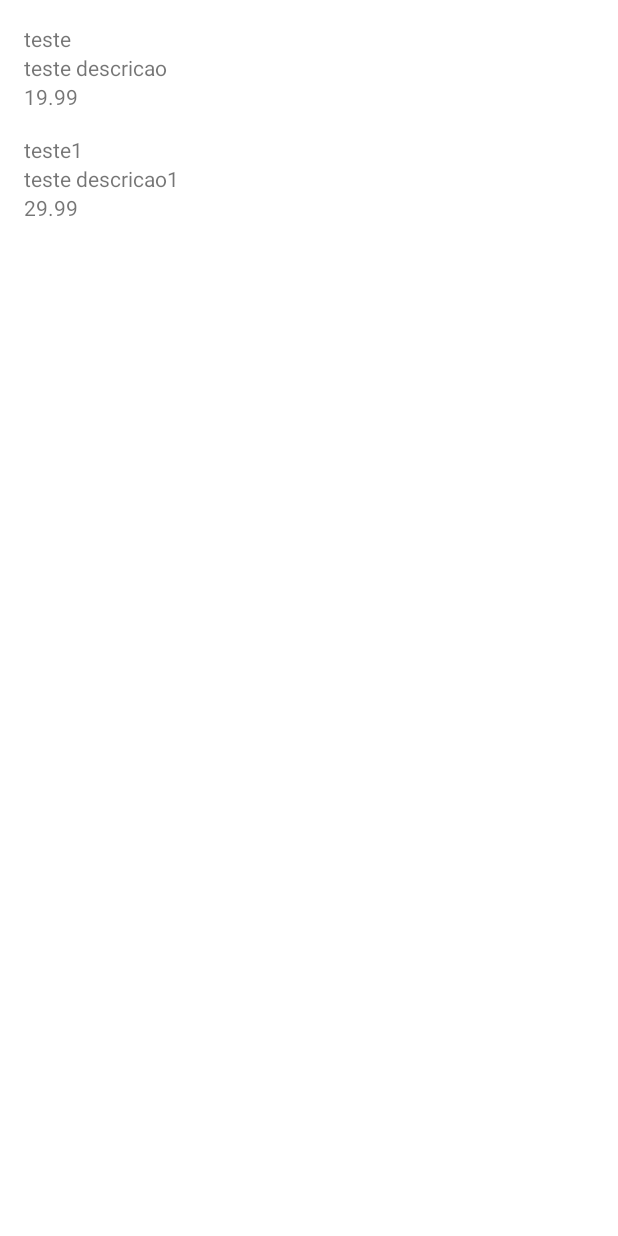
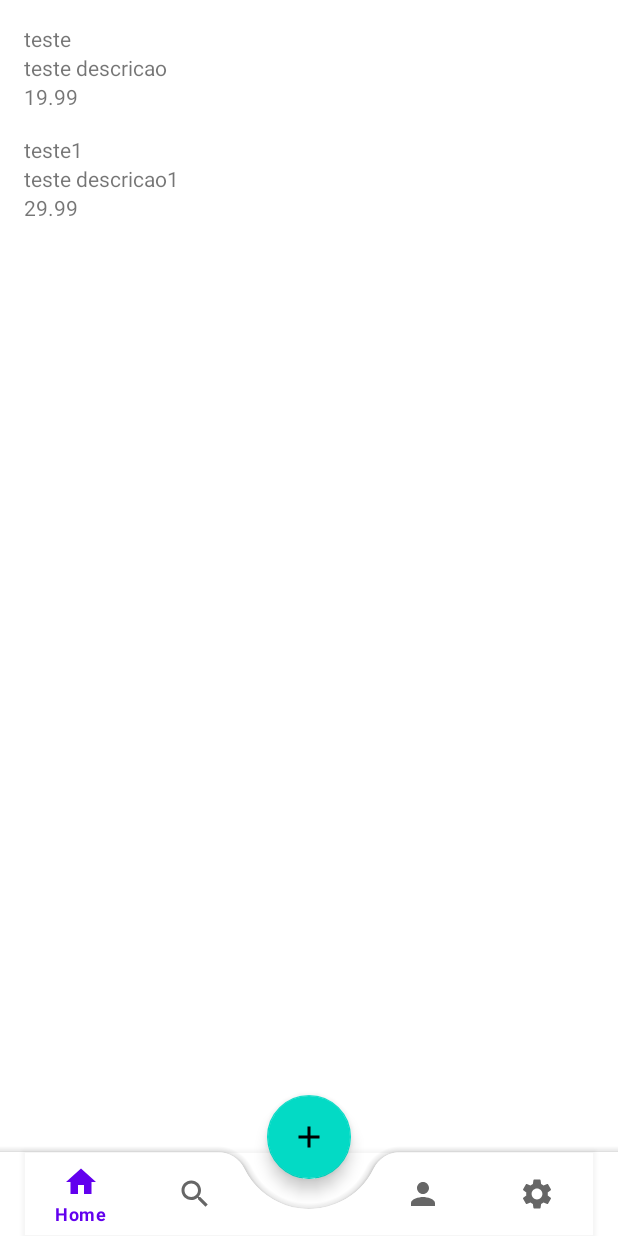
Before and after one commit to Sparfat/MyFirstApp, an Android app: the MainActivity screen opened directly, with no data from a screen before it, on a phone screen of 412 x 824 dp. Run offline under Robolectric (Android 15) with nearby library versions, the phone set to English and light mode, and no system bars.

Commit message:
Menu inferior, foi tirada a sombra e arrumado o espaçamento.

```diff
--- a/app/build.gradle.kts
+++ b/app/build.gradle.kts
@@ -41,4 +41,9 @@ dependencies {
     testImplementation("junit:junit:4.13.2")
     androidTestImplementation("androidx.test.ext:junit:1.1.5")
     androidTestImplementation("androidx.test.espresso:espresso-core:3.5.1")
+
+    //Material Design
+    implementation("androidx.compose.material:material:1.6.5")
+    implementation("androidx.compose.material3:material3-window-size-class:1.2.1")
+    implementation("androidx.compose.material3:material3-adaptive-navigation-suite:1.0.0-alpha05")
 }
--- /dev/null
+++ b/app/src/main/res/drawable/ic_add.xml
@@ -0,0 +1,5 @@
+<vector android:height="24dp" android:tint="#000000"
+    android:viewportHeight="24" android:viewportWidth="24"
+    android:width="24dp" xmlns:android="http://schemas.android.com/apk/res/android">
+    <path android:fillColor="@android:color/white" android:pathData="M19,13h-6v6h-2v-6H5v-2h6V5h2v6h6v2z"/>
+</vector>
--- /dev/null
+++ b/app/src/main/res/drawable/ic_home.xml
@@ -0,0 +1,5 @@
+<vector android:height="24dp" android:tint="#000000"
+    android:viewportHeight="24" android:viewportWidth="24"
+    android:width="24dp" xmlns:android="http://schemas.android.com/apk/res/android">
+    <path android:fillColor="@android:color/white" android:pathData="M10,20v-6h4v6h5v-8h3L12,3 2,12h3v8z"/>
+</vector>
--- /dev/null
+++ b/app/src/main/res/drawable/ic_person.xml
@@ -0,0 +1,5 @@
+<vector android:height="24dp" android:tint="#000000"
+    android:viewportHeight="24" android:viewportWidth="24"
+    android:width="24dp" xmlns:android="http://schemas.android.com/apk/res/android">
+    <path android:fillColor="@android:color/white" android:pathData="M12,12c2.21,0 4,-1.79 4,-4s-1.79,-4 -4,-4 -4,1.79 -4,4 1.79,4 4,4zM12,14c-2.67,0 -8,1.34 -8,4v2h16v-2c0,-2.66 -5.33,-4 -8,-4z"/>
+</vector>
--- /dev/null
+++ b/app/src/main/res/drawable/ic_search.xml
@@ -0,0 +1,5 @@
+<vector android:height="24dp" android:tint="#000000"
+    android:viewportHeight="24" android:viewportWidth="24"
+    android:width="24dp" xmlns:android="http://schemas.android.com/apk/res/android">
+    <path android:fillColor="@android:color/white" android:pathData="M15.5,14h-0.79l-0.28,-0.27C15.41,12.59 16,11.11 16,9.5 16,5.91 13.09,3 9.5,3S3,5.91 3,9.5 5.91,16 9.5,16c1.61,0 3.09,-0.59 4.23,-1.57l0.27,0.28v0.79l5,4.99L20.49,19l-4.99,-5zM9.5,14C7.01,14 5,11.99 5,9.5S7.01,5 9.5,5 14,7.01 14,9.5 11.99,14 9.5,14z"/>
+</vector>
--- /dev/null
+++ b/app/src/main/res/drawable/ic_settings.xml
@@ -0,0 +1,5 @@
+<vector android:height="24dp" android:tint="#000000"
+    android:viewportHeight="24" android:viewportWidth="24"
+    android:width="24dp" xmlns:android="http://schemas.android.com/apk/res/android">
+    <path android:fillColor="@android:color/white" android:pathData="M19.14,12.94c0.04,-0.3 0.06,-0.61 0.06,-0.94c0,-0.32 -0.02,-0.64 -0.07,-0.94l2.03,-1.58c0.18,-0.14 0.23,-0.41 0.12,-0.61l-1.92,-3.32c-0.12,-0.22 -0.37,-0.29 -0.59,-0.22l-2.39,0.96c-0.5,-0.38 -1.03,-0.7 -1.62,-0.94L14.4,2.81c-0.04,-0.24 -0.24,-0.41 -0.48,-0.41h-3.84c-0.24,0 -0.43,0.17 -0.47,0.41L9.25,5.35C8.66,5.59 8.12,5.92 7.63,6.29L5.24,5.33c-0.22,-0.08 -0.47,0 -0.59,0.22L2.74,8.87C2.62,9.08 2.66,9.34 2.86,9.48l2.03,1.58C4.84,11.36 4.8,11.69 4.8,12s0.02,0.64 0.07,0.94l-2.03,1.58c-0.18,0.14 -0.23,0.41 -0.12,0.61l1.92,3.32c0.12,0.22 0.37,0.29 0.59,0.22l2.39,-0.96c0.5,0.38 1.03,0.7 1.62,0.94l0.36,2.54c0.05,0.24 0.24,0.41 0.48,0.41h3.84c0.24,0 0.44,-0.17 0.47,-0.41l0.36,-2.54c0.59,-0.24 1.13,-0.56 1.62,-0.94l2.39,0.96c0.22,0.08 0.47,0 0.59,-0.22l1.92,-3.32c0.12,-0.22 0.07,-0.47 -0.12,-0.61L19.14,12.94zM12,15.6c-1.98,0 -3.6,-1.62 -3.6,-3.6s1.62,-3.6 3.6,-3.6s3.6,1.62 3.6,3.6S13.98,15.6 12,15.6z"/>
+</vector>
--- a/app/src/main/res/layout/activity_formulario_produto.xml
+++ b/app/src/main/res/layout/activity_formulario_produto.xml
@@ -7,6 +7,6 @@
     android:layout_height="match_parent"
     tools:context=".ui.activity.FormularioProdutoActivity">
 
-    <include layout="@layout/menu_inferior" />
+
 
 </androidx.constraintlayout.widget.ConstraintLayout>
--- a/app/src/main/res/layout/activity_main.xml
+++ b/app/src/main/res/layout/activity_main.xml
@@ -18,4 +18,6 @@
         tools:listitem="@layout/produto_item"
         app:layoutManager="androidx.recyclerview.widget.LinearLayoutManager"/>
 
+    <include layout="@layout/bottom_menu" />
+
 </androidx.constraintlayout.widget.ConstraintLayout>
--- /dev/null
+++ b/app/src/main/res/layout/bottom_menu.xml
@@ -0,0 +1,42 @@
+<?xml version="1.0" encoding="utf-8"?>
+<androidx.coordinatorlayout.widget.CoordinatorLayout
+    xmlns:android="http://schemas.android.com/apk/res/android"
+    xmlns:app="http://schemas.android.com/apk/res-auto"
+    android:layout_width="match_parent"
+    android:layout_height="match_parent">
+
+    <com.google.android.material.bottomappbar.BottomAppBar
+        android:id="@+id/bottomAppBar"
+        android:layout_width="match_parent"
+        android:layout_height="wrap_content"
+        android:layout_gravity="bottom"
+        app:fabCradleMargin="20dp"
+        app:fabCradleVerticalOffset="10dp"
+        app:fabCradleRoundedCornerRadius="20dp"
+        >
+
+        <com.google.android.material.bottomnavigation.BottomNavigationView
+            android:id="@+id/bottomNavigationView"
+            android:layout_width="match_parent"
+            android:layout_height="match_parent"
+            app:menu="@menu/bottom_nav_menu"
+            android:background="@android:color/transparent"
+            android:layout_marginEnd="16dp"
+            android:outlineSpotShadowColor="@android:color/transparent"
+            />
+
+    </com.google.android.material.bottomappbar.BottomAppBar>
+
+
+
+
+    <com.google.android.material.floatingactionbutton.FloatingActionButton
+        android:id="@+id/fab"
+        android:layout_width="wrap_content"
+        android:layout_height="wrap_content"
+        android:src="@drawable/ic_add"
+        app:layout_anchor="@id/bottomAppBar" />
+
+
+
+</androidx.coordinatorlayout.widget.CoordinatorLayout>
--- /dev/null
+++ b/app/src/main/res/menu/bottom_nav_menu.xml
@@ -0,0 +1,28 @@
+<?xml version="1.0" encoding="utf-8"?>
+<menu xmlns:android="http://schemas.android.com/apk/res/android">
+
+    <item
+        android:id="@+id/miHome"
+        android:title="Home"
+        android:icon="@drawable/ic_home" />
+
+    <item
+        android:id="@+id/miSearch"
+        android:title="Search"
+        android:icon="@drawable/ic_search" />
+
+    <item
+        android:id="@+id/placeholder"
+        android:title="" />
+
+    <item
+        android:id="@+id/miProfile"
+        android:title="Profile"
+        android:icon="@drawable/ic_person" />
+
+    <item
+        android:id="@+id/miSettings"
+        android:title="Settings"
+        android:icon="@drawable/ic_settings" />
+
+</menu>
--- a/app/src/main/res/values/styles.xml
+++ b/app/src/main/res/values/styles.xml
@@ -1,8 +1,6 @@
 <?xml version="1.0" encoding="utf-8"?>
 <resources>
-    <style name="BotaoEstilo">
-        <item name="android:textSize">10sp</item>
-        <item name="android:textColor">#000000</item>
-        <item name="android:background">#114364</item>
+    <style name="AppTheme" parent="Theme.MaterialComponents">
+
     </style>
 </resources>
```
Also changed, not shown: app/src/main/res/layout/menu_inferior.xml (deleted, +0 -96 lines).
